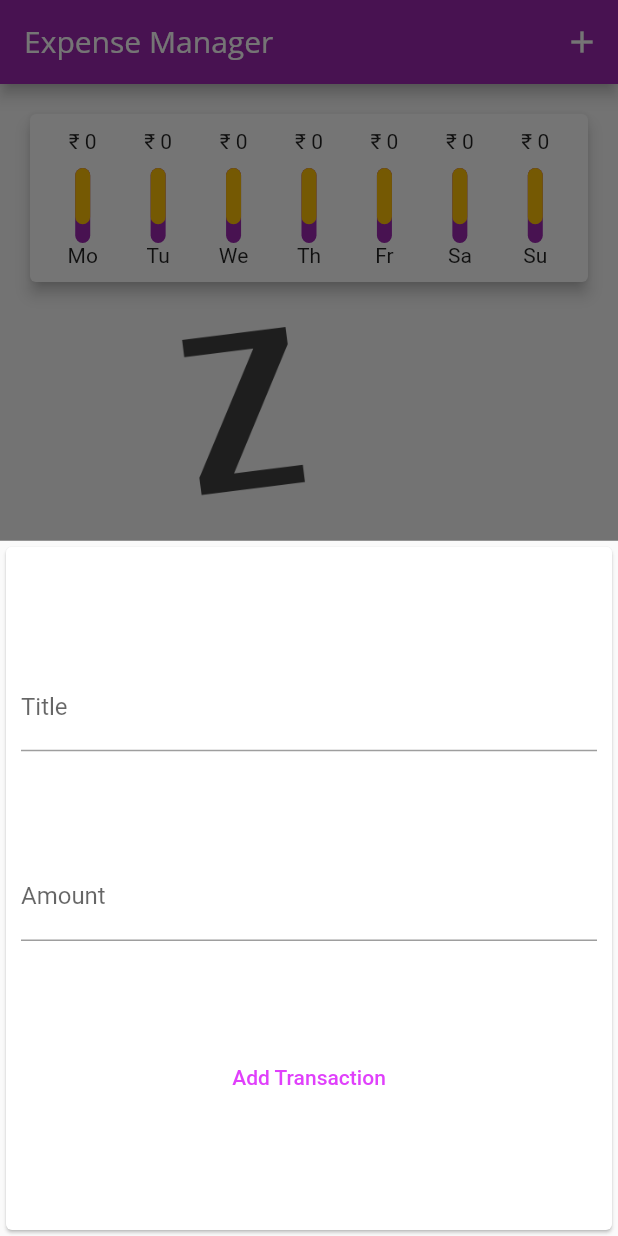
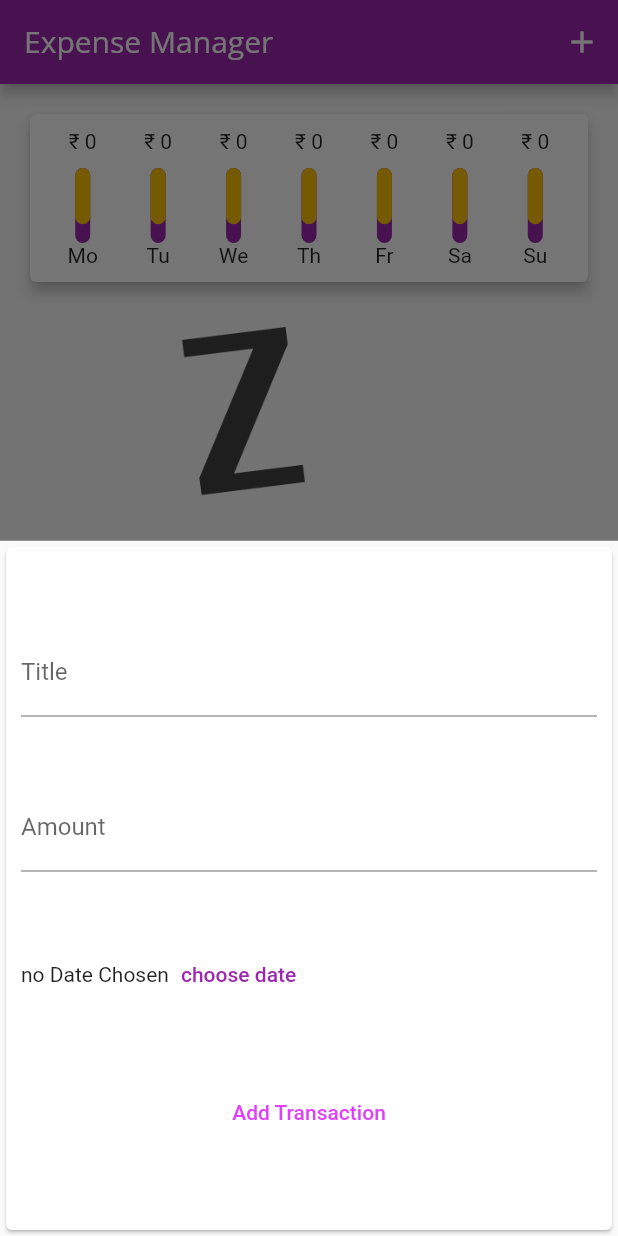
Before and after one commit to astar400/Expense-manager, a Flutter app: the screen it shows after launch, after a tap on the "add" icon, on a phone screen of 412 x 824 dp. Run offline on Flutter 3.47's test engine with Material 2 defaults, Android fonts, the light colour scheme and no system bars.

Commit message:
almost done

```diff
--- a/lib/Bar.dart
+++ b/lib/Bar.dart
@@ -25,6 +25,7 @@ class Bar extends StatelessWidget {
           Container(
             height: 50,
             width: 10,
+            // color: Colors.white,
             child: Stack(
               children: [
               Container(
--- a/lib/Tile.dart
+++ b/lib/Tile.dart
@@ -5,15 +5,17 @@ import 'package:intl/intl.dart';
 
 class TransactionList extends StatefulWidget {
   List<Transaction> transactions;
-  TransactionList({Key? key,required this.transactions}) : super(key: key);
+  Function delete;
+  TransactionList({Key? key,required this.transactions,required this.delete}) : super(key: key);
 
   @override
-  _TransactionListState createState() => _TransactionListState(transactions: transactions);
+  _TransactionListState createState() => _TransactionListState(transactions: transactions,delete: delete);
 }
 
 class _TransactionListState extends State<TransactionList> {
   late List<Transaction> transactions;
-  _TransactionListState({required this.transactions});
+  Function delete;
+  _TransactionListState({required this.transactions,required this.delete});
   @override
   Widget build(BuildContext context) {
     return Container(
@@ -33,7 +35,7 @@ class _TransactionListState extends State<TransactionList> {
       ) :ListView.builder(
         itemCount: transactions.length,
         scrollDirection: Axis.vertical,
-        itemBuilder: (ctx,index){return Tile(trxn: transactions[index]); },
+        itemBuilder: (ctx,index){return Tile(trxn: transactions[index],delete:delete ,); },
         // children: transactions.map((trxn) => Tile(trxn: trxn,)).toList(),
       ),
     );
@@ -44,7 +46,8 @@ class _TransactionListState extends State<TransactionList> {
 
 class Tile extends StatelessWidget {
   Transaction trxn;
-  Tile({required this.trxn}) ;
+  Function delete;
+  Tile({required this.trxn, required this.delete}) ;
 
   @override
   Widget build(BuildContext context) {
@@ -82,6 +85,9 @@ class Tile extends StatelessWidget {
               ],
             ),
             Spacer(),
+            IconButton(onPressed: (){
+              delete(trxn.uid);
+            }, icon: Icon(Icons.delete))
           ],
         ),
 
--- a/lib/add.dart
+++ b/lib/add.dart
@@ -1,9 +1,11 @@
 
 import 'package:flutter/material.dart';
 import 'package:flutter/services.dart';
+import 'package:intl/intl.dart';
 class TransactionInput extends StatefulWidget {
   TransactionInput({Key? key,required this.addtransaction}) : super(key: key);
   late Function addtransaction;
+
 
   @override
   _TransactionInputState createState() => _TransactionInputState();
@@ -17,16 +19,29 @@ class _TransactionInputState extends State<TransactionInput> {
   TextEditingController titlecontroller=TextEditingController();
 
   TextEditingController amountcontroller=TextEditingController();
+  DateTime date=DateTime(1964);
+
+
+  void showdate(){
+    showDatePicker(context: context, initialDate:DateTime.now() , firstDate: DateTime(2021), lastDate: DateTime.now())
+        .then((value){
+      if(value==null)return;
+      setState(() {
+        date=value;
+      });
+
+    });
+  }
 
   void submit(){
     String title =titlecontroller.text;
     try{
     double amt=double.parse(amountcontroller.text);
-    if(amt<=0||title.isEmpty){
+    if(amt<=0||title.isEmpty||date==DateTime(1964)){
       print("empty check");
       return;
     }
-    widget.addtransaction(title,amt);
+    widget.addtransaction(title,amt,date);
     }
 
     catch(e){
@@ -61,8 +76,8 @@ class _TransactionInputState extends State<TransactionInput> {
               onChanged: (val){ AmountInput=val;},
               keyboardType: TextInputType.numberWithOptions(decimal: true),
               onSubmitted: (_){
-                submit();
-                Navigator.of(context).pop();
+                // submit();
+                // Navigator.of(context).pop();
 
               },
               decoration: InputDecoration(
@@ -70,6 +85,13 @@ class _TransactionInputState extends State<TransactionInput> {
               labelText: "Amount",
 
             ),),
+            Container(
+              child: Row(
+                children:[Text(date==DateTime(1964)?"no Date Chosen":DateFormat.MMMMd().format(date)+" "+DateFormat.y().format(date) ),
+                TextButton(onPressed:showdate,
+                child: Text("choose date"),)]
+              ),
+            ),
             FlatButton(onPressed: (){
               print(AmountInput);
               print(titleInput);
--- a/lib/main.dart
+++ b/lib/main.dart
@@ -69,8 +69,8 @@ class _MyHomePageState extends State<MyHomePage> {
     }).toList();
   }
 
-  void _addNewTransaction(String title,double amount){
-    final newtx=Transaction(uid: DateTime.now().toString(), date: DateTime.now(), transaction:amount,title: title);
+  void _addNewTransaction(String title,double amount,DateTime date){
+    final newtx=Transaction(uid: DateTime.now().toString(), date: date, transaction:amount,title: title);
     setState(() {
       transactions.add(newtx);
     });
@@ -78,6 +78,14 @@ class _MyHomePageState extends State<MyHomePage> {
 
   void startTransaction(BuildContext ctx){
     showModalBottomSheet(context: ctx, builder:(ctx){ return TransactionInput(addtransaction: _addNewTransaction); });
+  }
+
+  void deleteTransaction(String id){
+    setState(() {
+      transactions.removeWhere((element) {
+        return element.uid==id;
+      });
+    });
   }
 
   @override
@@ -103,7 +111,7 @@ class _MyHomePageState extends State<MyHomePage> {
                 width: double.infinity,
                 child: Chart(transactions: recent,)
               ),
-              TransactionList(transactions: transactions),
+              TransactionList(transactions: transactions,delete: deleteTransaction,),
                // Container(
                //   height: 200,
                //   child: ListView.builder(
--- a/lib/stateholder.dart
+++ b/lib/stateholder.dart
@@ -30,7 +30,7 @@ class _HolderState extends State<Holder> {
     return Column(
       children: [
         TransactionInput(addtransaction: _addNewTransaction,),
-        TransactionList(transactions: transactions)
+        // TransactionList(transactions: transactions)
       ],
     );
   }
```
